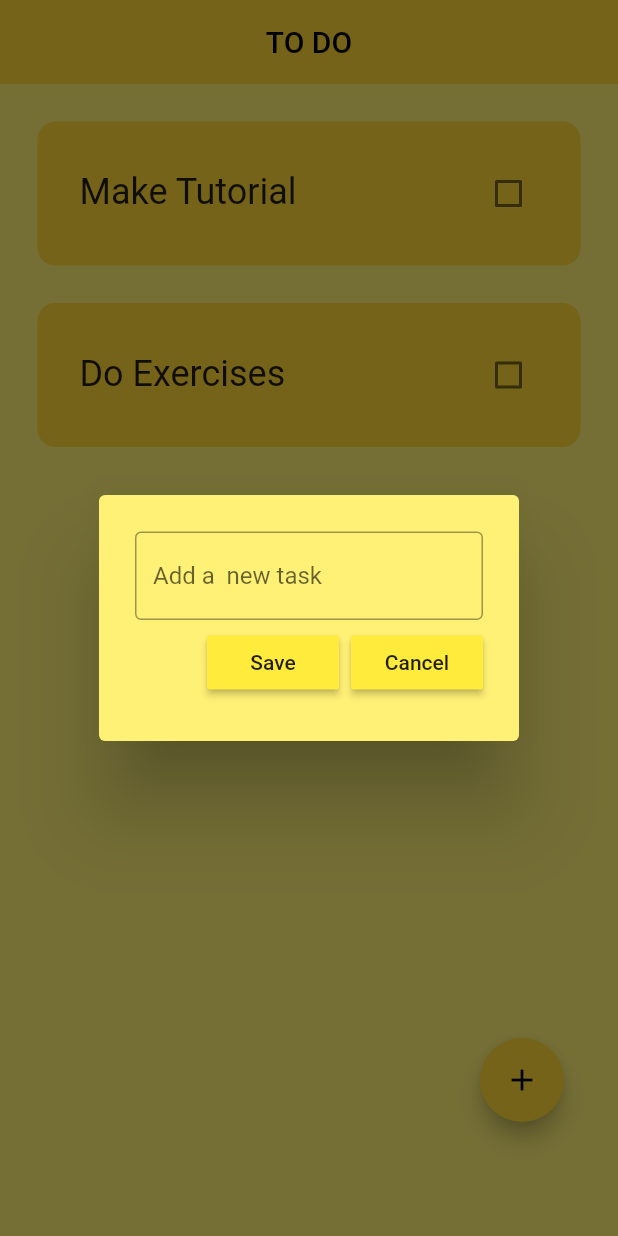
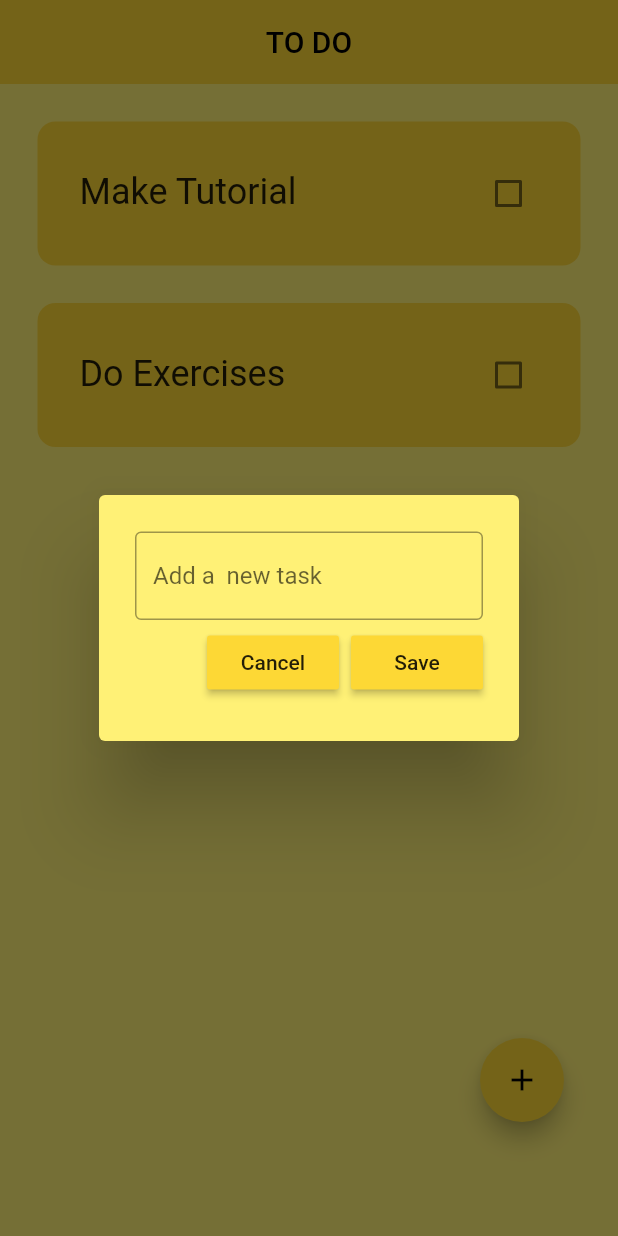
Before and after one commit to ShadePrima/flutter_todo_app, a Flutter app: the screen it shows after launch, after a tap on the "add" icon, on a phone screen of 412 x 824 dp. Run offline on Flutter 3.47's test engine with Material 2 defaults, Android fonts, the phone set to English and light mode, and no system bars; drawn by our look-alikes of flutter_slidable; our stand-ins replace hive_flutter; accounts and stored records are empty.

```diff
--- a/lib/components/dialo_box.dart
+++ b/lib/components/dialo_box.dart
@@ -2,10 +2,10 @@ import 'package:flutter/material.dart';
 import 'package:flutter_todo_app/components/my_button.dart';
 
 class DialogBox extends StatelessWidget {
-  final controler;
-  VoidCallback onSave;
-  VoidCallback onCancel;
-  DialogBox(
+  final TextEditingController controler;
+  final VoidCallback onSave;
+  final VoidCallback onCancel;
+  const DialogBox(
       {super.key,
       required this.controler,
       required this.onSave,
@@ -15,6 +15,7 @@ class DialogBox extends StatelessWidget {
   Widget build(BuildContext context) {
     return AlertDialog(
       backgroundColor: Colors.yellow[300],
+      // ignore: sized_box_for_whitespace
       content: Container(
         height: 120,
         child: Column(
@@ -23,7 +24,7 @@ class DialogBox extends StatelessWidget {
             //get user input
             TextField(
               controller: controler,
-              decoration: InputDecoration(
+              decoration: const InputDecoration(
                   border: OutlineInputBorder(), hintText: 'Add a  new task'),
             ),
 
@@ -32,13 +33,13 @@ class DialogBox extends StatelessWidget {
             Row(
               mainAxisAlignment: MainAxisAlignment.end,
               children: [
+                //censel button
+                MyButton(text: 'Cancel', onPressed: onCancel),
                 //save button
-                MyButton(text: 'Save', onPressed: onSave),
 
                 const SizedBox(width: 8),
 
-                //censel button
-                MyButton(text: 'Cancel', onPressed: onCancel)
+                MyButton(text: 'Save', onPressed: onSave),
               ],
             )
           ],
--- a/lib/components/my_button.dart
+++ b/lib/components/my_button.dart
@@ -2,14 +2,14 @@ import 'package:flutter/material.dart';
 
 class MyButton extends StatelessWidget {
   final String text;
-  VoidCallback onPressed;
-  MyButton({super.key, required this.text, required this.onPressed});
+  final VoidCallback onPressed;
+  const MyButton({super.key, required this.text, required this.onPressed});
 
   @override
   Widget build(BuildContext context) {
     return MaterialButton(
       onPressed: onPressed,
-      color: Theme.of(context).primaryColor,
+      color: Colors.yellow[600],
       child: Text(text),
     );
   }
--- a/lib/components/todo_tile.dart
+++ b/lib/components/todo_tile.dart
@@ -4,14 +4,16 @@ import 'package:flutter_slidable/flutter_slidable.dart';
 class ToDoTile extends StatelessWidget {
   final String taskName;
   final bool taskCompleted;
-  Function(bool?)? onChanged;
-  Function(BuildContext)? deleteFunction;
+  final Function(bool?)? onChanged;
+  final Function(BuildContext)? editFunction;
+  final Function(BuildContext)? deleteFunction;
 
-  ToDoTile(
+  const ToDoTile(
       {super.key,
       required this.taskName,
       required this.taskCompleted,
       required this.onChanged,
+      required this.editFunction,
       required this.deleteFunction});
 
   @override
@@ -19,7 +21,13 @@ class ToDoTile extends StatelessWidget {
     return Padding(
       padding: const EdgeInsets.only(left: 25, right: 25, top: 25),
       child: Slidable(
-        endActionPane: ActionPane(motion: StretchMotion(), children: [
+        endActionPane: ActionPane(motion: const StretchMotion(), children: [
+          SlidableAction(
+            onPressed: editFunction,
+            icon: Icons.edit,
+            backgroundColor: Colors.green.shade300,
+            borderRadius: BorderRadius.circular(8),
+          ),
           SlidableAction(
             onPressed: deleteFunction,
             icon: Icons.delete,
```
Also changed, not shown: lib/pages/home_page.dart (+26 -0 lines).
